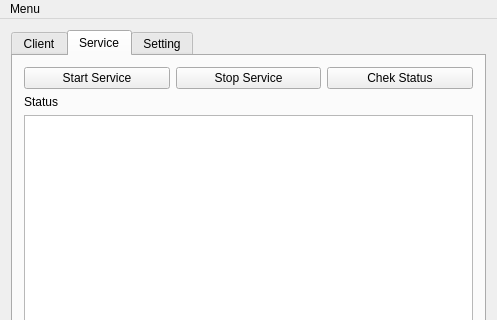
This is utama.ui in o1oo1o1o/Linux-Hotspot as Qt 5 draws it before an edit; both pictures show x 0 to 497 and y 0 to 320 of the 497 by 479 pixel window. The edited form follows.
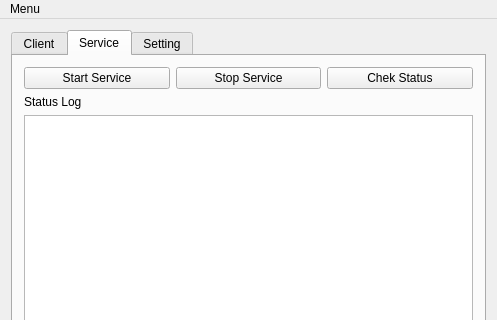
This is the edited form. The open tabs and pages were chosen to show the change.

What changed in the file:
```diff
--- a/utama.ui
+++ b/utama.ui
@@ -67,7 +67,7 @@
         <item>
          <widget class="QLabel" name="label">
           <property name="text">
-           <string>Status</string>
+           <string>Status Log</string>
           </property>
          </widget>
         </item>
```
Left out of the diff: 4 changed lines with no effect on the pictures.
